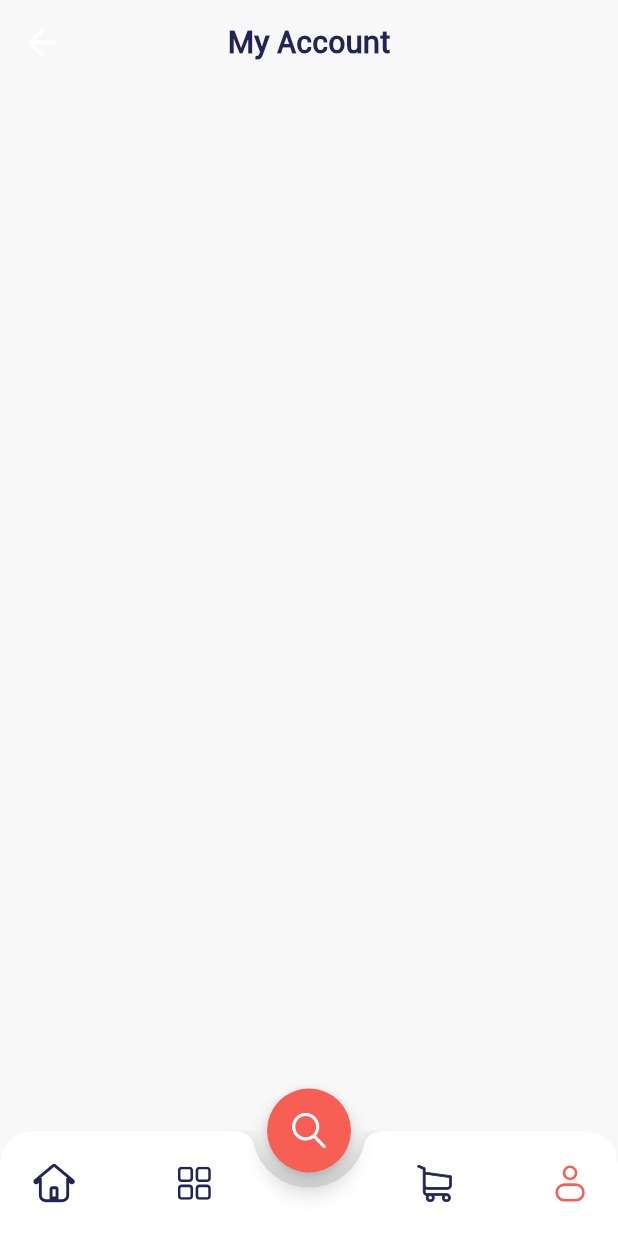
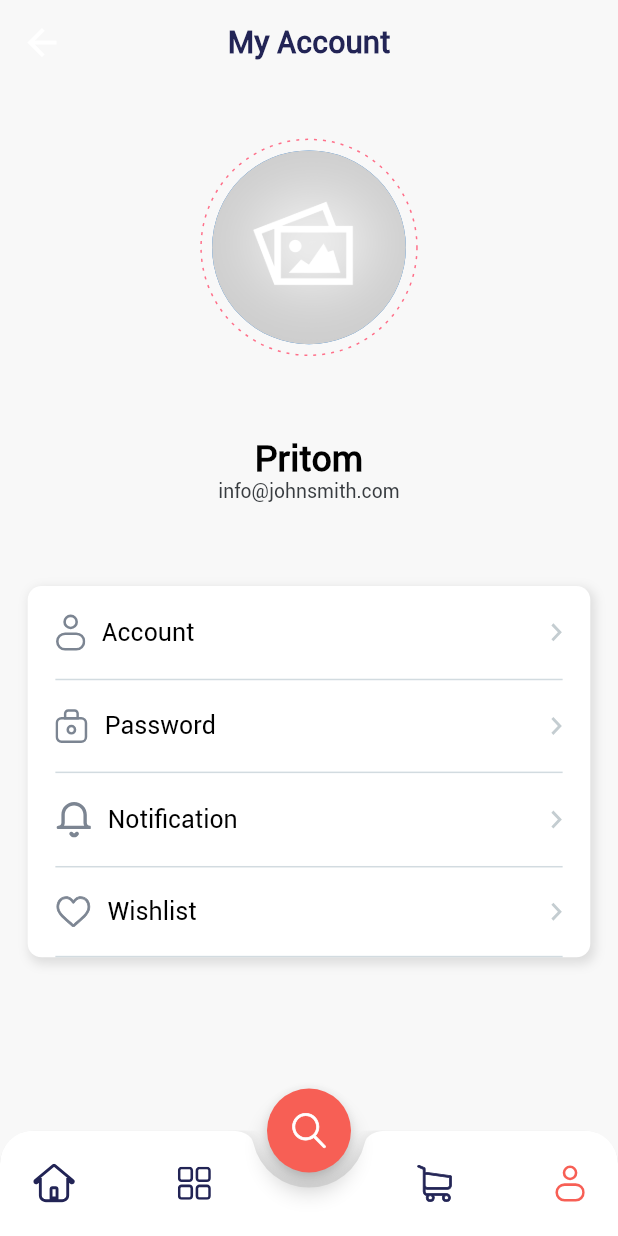
Before and after one commit to Pritom-Shajed/dokan_app, a Flutter app: the HomePage screen opened by its route, item 4 of the bottom bar chosen, on a phone screen of 412 x 824 dp. Run offline on Flutter 3.47's test engine with Material 3 defaults, Android fonts, the phone set to English and light mode, and no system bars; drawn by our look-alikes of dotted_border, loader_overlay; our stand-ins replace cached_network_image, connectivity_plus, flutter_dotenv, flutter_native_splash, flutter_screenutil, flutter_spinkit and 6 more; missing offline and left inert: flutter_pannable_rating_bar; accounts and stored records are empty; network calls fail.

Commit message:
Profile ui half done

```diff
--- /dev/null
+++ b/lib/components/global_widgets/expansion_tile/app_expansion_tiles.dart
@@ -0,0 +1,47 @@
+import 'package:dokan_app/components/global_widgets/global_widgets.dart';
+import 'package:dokan_app/utils/constants/constants.dart';
+import 'package:flutter/material.dart';
+import 'package:flutter_screenutil/flutter_screenutil.dart';
+
+class AppExpansionTiles {
+  AppExpansionTiles._();
+
+
+  static Widget expansionTile ({required String iconSvgPath, required String title, bool isLast = false, required Widget expandedContent}){
+    bool isExpanded = false;
+    return StatefulBuilder(builder: (context, setState){
+      return  Padding(
+        padding: REdgeInsets.symmetric(horizontal: 20),
+        child: Column(
+          crossAxisAlignment: CrossAxisAlignment.stretch,
+          children: [
+            GestureDetector(
+              onTap: ()=>setState(() => isExpanded = !isExpanded),
+              child:  Container(
+                margin: REdgeInsets.symmetric(vertical: 20),
+                child: Row(
+                  children: [
+                    AppIconWidgets.svgAssetIcon(iconPath: iconSvgPath),
+                    10.horizontalSpace,
+                    Expanded(child: AppTexts.largeText(text: title)),
+                    AppIconWidgets.svgAssetIcon(iconPath: isExpanded ? AppSvgIcons.arrowDown : AppSvgIcons.arrowRight)
+                  ],
+                ),
+              ),
+            ),
+            AnimatedScale(
+              duration: const Duration(milliseconds: 400),
+              curve: Curves.fastOutSlowIn,
+              scale: isExpanded ? 1.0 : 0.9,
+              child: isExpanded ? expandedContent : null,
+            ),
+
+            isExpanded ? 12.verticalSpace : 0.verticalSpace,
+            Divider(color: AppColors.dividerColor,)
+          ],
+        ),
+      );
+    });
+  }
+
+}
--- a/lib/components/global_widgets/global_widgets.dart
+++ b/lib/components/global_widgets/global_widgets.dart
@@ -9,3 +9,4 @@ export 'skeletons/app_skeletons.dart';
 export 'text_fields/app_text_fields.dart';
 export 'bottom_sheet/app_bottom_sheets.dart';
 export 'lines/app_lines.dart';
+export 'expansion_tile/app_expansion_tiles.dart';
--- a/lib/models/models.dart
+++ b/lib/models/models.dart
@@ -1,2 +1,3 @@
 export 'response/response_model.dart';
+export 'profile/profile_options_model.dart';
 export 'product/product_model.dart';
--- /dev/null
+++ b/lib/models/profile/profile_options_model.dart
@@ -0,0 +1,24 @@
+import 'package:dokan_app/utils/constants/constants.dart';
+
+class ProfileOptions {
+  final String _iconSvgPath;
+  final String _title;
+  final bool _isLast;
+
+  ProfileOptions(this._iconSvgPath, this._title, this._isLast);
+
+  String get iconSvgPath => _iconSvgPath;
+
+  String get title => _title;
+
+  bool get isLast => _isLast;
+
+
+  static List<ProfileOptions> options = [
+    ProfileOptions(AppSvgIcons.user, 'Account', false),
+    ProfileOptions(AppSvgIcons.pass, 'Password', false),
+    ProfileOptions(AppSvgIcons.bell, 'Notification', false),
+    ProfileOptions(AppSvgIcons.heart, 'Wishlist', true),
+  ];
+
+}
--- a/lib/modules/home/view/pages/profile/profile.dart
+++ b/lib/modules/home/view/pages/profile/profile.dart
@@ -1 +1,2 @@
 export 'view/profile_page.dart';
+export 'widgets/profile_widgets.dart';
--- a/lib/modules/home/view/pages/profile/view/profile_page.dart
+++ b/lib/modules/home/view/pages/profile/view/profile_page.dart
@@ -1,4 +1,6 @@
 import 'package:dokan_app/components/global_widgets/global_widgets.dart';
+import 'package:dokan_app/modules/home/home.dart';
+import 'package:flutter_screenutil/flutter_screenutil.dart';
 import 'package:flutter/material.dart';
 
 class ProfilePage extends StatelessWidget {
@@ -7,6 +9,26 @@ class ProfilePage extends StatelessWidget {
   @override
   Widget build(BuildContext context) {
     return Scaffold(
-      appBar: GlobalAppBar.common(text: 'My Account'));
+      appBar: GlobalAppBar.common(text: 'My Account'),
+      body: SingleChildScrollView(
+        physics: const BouncingScrollPhysics(),
+        child: Center(
+          child: Padding(
+            padding: REdgeInsets.symmetric(vertical: 40, horizontal: 20),
+            child: Column(
+              children: [
+
+               ProfileWidgets.profileHeader(),
+
+
+                60.verticalSpace,
+
+                ProfileWidgets.options(),
+              ],
+            ),
+          ),
+        ),
+      ),
+    );
   }
 }
--- /dev/null
+++ b/lib/modules/home/view/pages/profile/widgets/profile_widgets.dart
@@ -0,0 +1,58 @@
+import 'package:dokan_app/components/global_widgets/global_widgets.dart';
+import 'package:dokan_app/models/models.dart';
+import 'package:dokan_app/utils/constants/app_icons/app_icons.dart';
+import 'package:dokan_app/utils/constants/constants.dart';
+import 'package:dotted_border/dotted_border.dart';
+import 'package:flutter/material.dart';
+import 'package:flutter_screenutil/flutter_screenutil.dart';
+
+class ProfileWidgets {
+  ProfileWidgets._();
+
+  static Widget profileHeader (){
+    return  Column(
+      children: [
+        DottedBorder(
+          borderType: BorderType.Circle,
+          dashPattern: const [2, 4],
+          padding: REdgeInsets.all(8),
+          color: AppColors.pink,
+          child: CircleAvatar(
+            radius: Dimensions.radius70,
+            backgroundImage: AssetImage(AppPngIcons.placeHolder),
+          ),
+        ),
+
+        60.verticalSpace,
+
+        AppTexts.extraLargeText(text: 'Pritom', fontWeight: FontWeight.bold),
+        AppTexts.mediumText(text: 'info@johnsmith.com', color: AppColors.lightFontColor),
+      ],
+    );
+  }
+
+  static Widget options (){
+    return Container(
+      decoration: BoxDecoration(
+          color: AppColors.white,
+          borderRadius: BorderRadius.circular(Dimensions.radius10),
+          boxShadow: [
+            BoxShadow(
+                offset: const Offset(2, 3),
+                blurRadius: 5,
+                spreadRadius: 1,
+                color: AppColors.shadowColor),
+          ]),
+
+      child: Column(
+        children: List.generate(ProfileOptions.options.length, (index){
+          final option = ProfileOptions.options[index];
+          return AppExpansionTiles.expansionTile(
+              iconSvgPath: option.iconSvgPath,
+              title: option.title,
+              expandedContent: index != 0 ? AppTexts.mediumText(text: Strings.notAvailable) : AppTexts.mediumText(text: 'Account'));
+        }),
+      ),
+    );
+  }
+}
--- a/lib/utils/constants/app_colors/app_colors.dart
+++ b/lib/utils/constants/app_colors/app_colors.dart
@@ -14,6 +14,7 @@ import 'package:flutter/material.dart';
   static Color secondaryAppColor = hexToColor('#FF679B');
   static Color secondaryDarkAppColor = hexToColor('#2F2E2E');
   static Color buttonStroke = hexToColor('#D2DBE0');
+  static Color dividerColor = hexToColor('#D2DBE0');
   static Color lightGray = hexToColor('#F6F6F6');
   static Color white = Colors.white;
   static Color blue = Colors.blue;
--- a/lib/utils/constants/app_icons/app_icons.dart
+++ b/lib/utils/constants/app_icons/app_icons.dart
@@ -18,7 +18,12 @@
 
    static String filter = 'assets/icons/svg/filter.svg';
    static String menu = 'assets/icons/svg/menu.svg';
+
    static String arrowDown = 'assets/icons/svg/arrow_down.svg';
+   static String arrowRight = 'assets/icons/svg/arrow_right.svg';
+
+   static String bell = 'assets/icons/svg/bell.svg';
+   static String heart = 'assets/icons/svg/heart.svg';
 
    static String star = 'assets/icons/svg/star.svg';
    static String starFilled = 'assets/icons/svg/star_filled.svg';
--- a/lib/utils/constants/dimensions/dimensions.dart
+++ b/lib/utils/constants/dimensions/dimensions.dart
@@ -41,4 +41,5 @@ import 'package:flutter_screenutil/flutter_screenutil.dart';
   static final double radius36 = 36.r;
   static final double radius44 = 44.r;
   static final double radius50 = 50.r;
+  static final double radius70 = 70.r;
 }
--- a/pubspec.yaml
+++ b/pubspec.yaml
@@ -34,6 +34,7 @@ dev_dependencies:
   loader_overlay: ^4.0.0
   cached_network_image: ^3.3.1
   flutter_pannable_rating_bar: ^2.7.2+1
+  dotted_border: ^2.1.0
 
 flutter_native_splash:
   android: true
```
Also changed, not shown: assets/icons/svg/arrow_right.svg (added), assets/icons/svg/bell.svg (added), assets/icons/svg/heart.svg (added), pubspec.lock.
